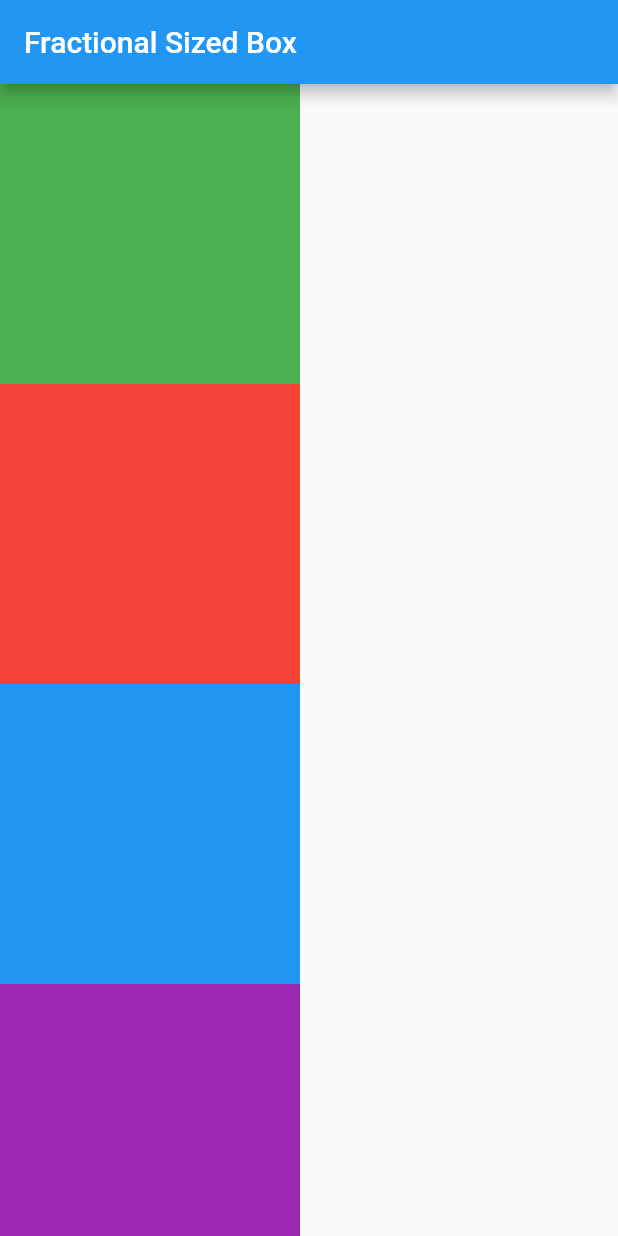
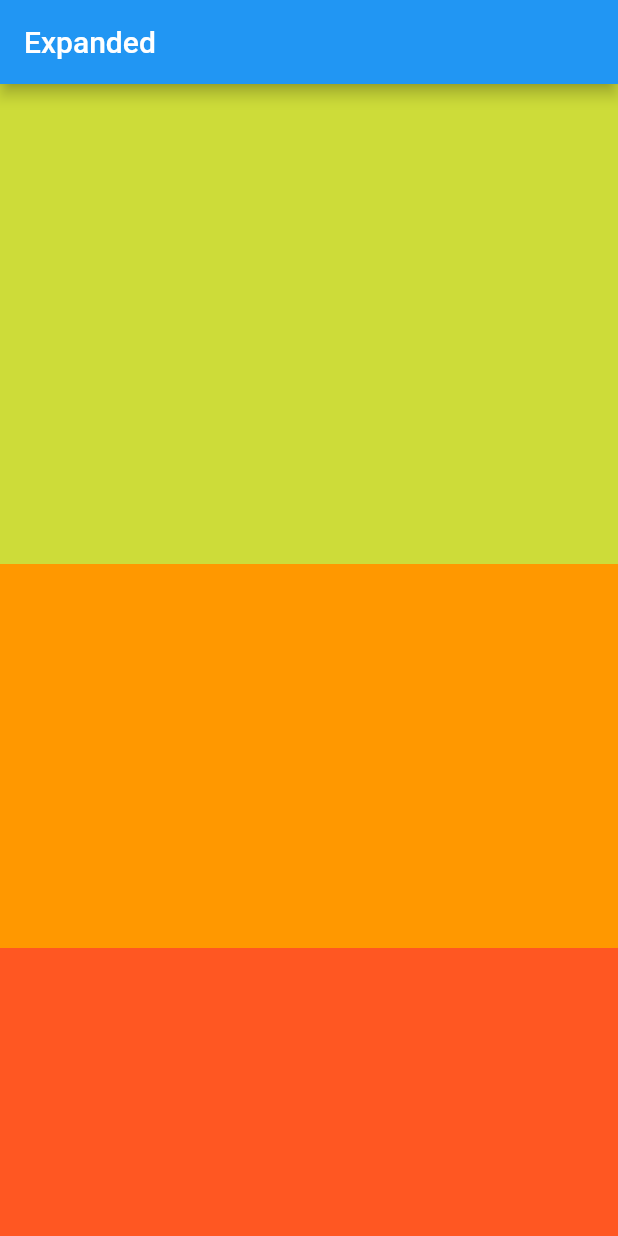
Before and after one commit to mukul71/Learning_Flutter, a Flutter app: the screen it shows after launch, on a phone screen of 412 x 824 dp. Run offline on Flutter 3.47's test engine with Material 2 defaults, Android fonts, the phone set to English and light mode, and no system bars.

Commit message:
Expanded

```diff
--- a/lib/main.dart
+++ b/lib/main.dart
@@ -22,54 +22,31 @@ class HomePage extends StatelessWidget {
   Widget build(BuildContext context) {
     return Scaffold(
       appBar: AppBar(
-          title: Text('Fractional Sized Box'),
+        title: Text('Expanded'),
       ),
-        body: SingleChildScrollView(
-          scrollDirection: Axis.vertical,
-          child: Column(
+      body: Column(
+        mainAxisAlignment: MainAxisAlignment.start,
         children: [
-              Container(
-                height: 200,
-                width: 200,
-                color: Colors.green,
+          Expanded(
+            flex: 25,
+            child: Container(
+              color: Colors.lime,
             ),
-              Container(
-                height: 200,
-                width: 200,
-                color: Colors.red,
           ),
-              Container(
-                height: 200,
-                width: 200,
-                color: Colors.blue,
-              ),
-              Container(
-                height: 200,
-                width: 200,
-                color: Colors.purple,
-              ),
-              Container(
-                height: 200,
-                width: 200,
+          Expanded(
+            flex: 20,
+            child: Container(
               color: Colors.orange,
             ),
-              Container(
-                height: 200,
-                width: 200,
-                color: Colors.pink,
           ),
-              Container(
-                height: 200,
-                width: 200,
-                color: Colors.limeAccent,
+          Expanded(
+            flex: 15,
+            child: Container(
+              color: Colors.deepOrange,
             ),
-              Container(
-                height: 200,
-                width: 200,
-                color: Colors.deepPurple,
           ),
         ],
       ),
-        ));
+    );
   }
 }
```
Lines whose indentation alone changed are shown as unchanged.
